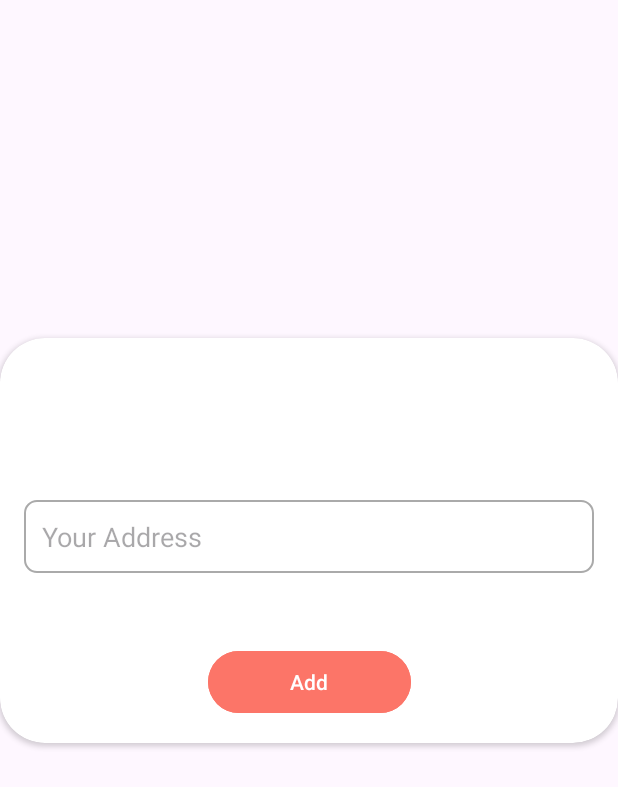
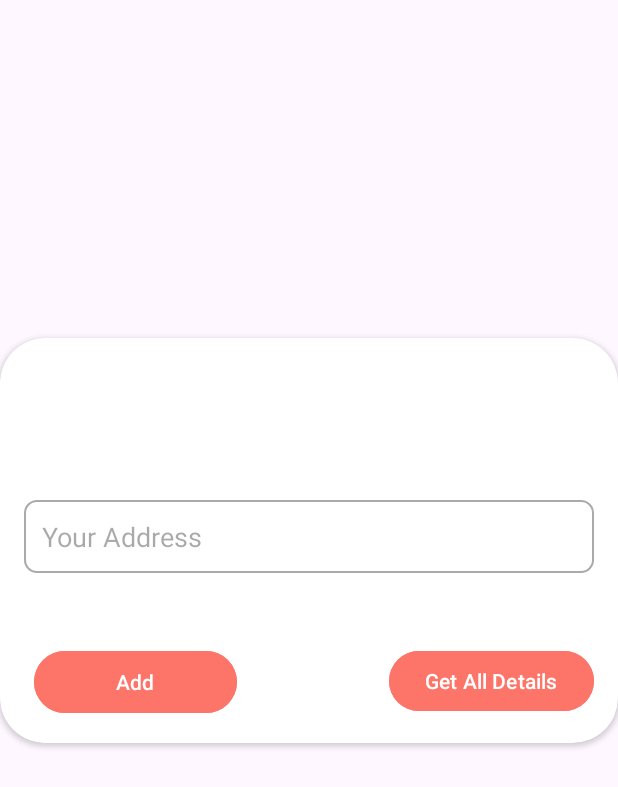
Before and after one commit to yojan15/Assignment, an Android app: the AddressFragment screen opened through its navigation route, on a phone screen of 412 x 824 dp. Shown: the top 787 px of the screen. Run offline under Robolectric (Android 15) with nearby library versions, the phone set to English and light mode, and no system bars; our stand-ins replace Room's generated code.

Commit message:
navigation to getALlAdrress fragment done

```diff
--- a/app/src/main/java/com/example/assignment/fragments/addressFragment/AddressFragment.kt
+++ b/app/src/main/java/com/example/assignment/fragments/addressFragment/AddressFragment.kt
@@ -9,7 +9,9 @@ import android.view.View
 import android.view.ViewGroup
 import android.widget.Toast
 import androidx.fragment.app.Fragment
+import androidx.navigation.fragment.findNavController
 import androidx.room.Room
+import com.example.assignment.R
 import com.example.assignment.apiObject.ApiManager
 import com.example.assignment.databinding.FragmentAddressBinding
 import com.example.assignment.model.AddressRequestBody
@@ -32,11 +34,16 @@ class AddressFragment : Fragment() {
     ): View {
         // Inflate the layout for this fragment
         binding = FragmentAddressBinding.inflate(inflater, container, false)
+        binding.getAllAddress.setOnClickListener {
+            findNavController().navigate(R.id.action_addressFragment_to_getAllAddress)
+        }
         return binding.root
     }
 
     override fun onViewCreated(view: View, savedInstanceState: Bundle?) {
         super.onViewCreated(view, savedInstanceState)
+
+
         db = Room.databaseBuilder(
             requireContext(),
             AppDatabase::class.java, "address-database"
--- a/app/src/main/res/layout/fragment_address.xml
+++ b/app/src/main/res/layout/fragment_address.xml
@@ -32,6 +32,7 @@
                 app:layout_constraintStart_toStartOf="parent"
                 app:layout_constraintTop_toTopOf="parent" />
 
+
             <Button
                 android:id="@+id/add"
                 android:layout_width="135dp"
@@ -40,7 +41,18 @@
                 android:backgroundTint="@color/buttonColor"
                 android:text="Add"
                 app:layout_constraintEnd_toEndOf="parent"
+                app:layout_constraintHorizontal_bias="0.028"
                 app:layout_constraintStart_toStartOf="parent"
+                app:layout_constraintTop_toBottomOf="@+id/address" />
+
+            <Button
+                android:id="@+id/getAllAddress"
+                android:layout_width="wrap_content"
+                android:layout_height="wrap_content"
+                android:layout_marginTop="48dp"
+                android:text="Get All Details"
+                android:backgroundTint="@color/buttonColor"
+                app:layout_constraintEnd_toEndOf="parent"
                 app:layout_constraintTop_toBottomOf="@+id/address" />
 
 
@@ -48,6 +60,4 @@
 
     </androidx.cardview.widget.CardView>
 
-
-
 </FrameLayout>
--- a/app/src/main/res/navigation/nav_host.xml
+++ b/app/src/main/res/navigation/nav_host.xml
@@ -47,5 +47,14 @@
         android:id="@+id/addressFragment"
         android:name="com.example.assignment.fragments.addressFragment.AddressFragment"
         android:label="fragment_address"
-        tools:layout="@layout/fragment_address" />
+        tools:layout="@layout/fragment_address" >
+        <action
+            android:id="@+id/action_addressFragment_to_getAllAddress"
+            app:destination="@id/getAllAddress" />
+    </fragment>
+    <fragment
+        android:id="@+id/getAllAddress"
+        android:name="com.example.assignment.GetAllAddress"
+        android:label="fragment_get_all_address"
+        tools:layout="@layout/fragment_get_all_address" />
 </navigation>
```
Also changed, not shown: app/src/main/java/com/example/assignment/GetAllAddress.kt (added, +59 -0 lines), app/src/main/java/com/example/assignment/model/AllAddress.kt (added, +25 -0 lines), app/src/main/res/layout/fragment_get_all_address.xml (added, +14 -0 lines).
